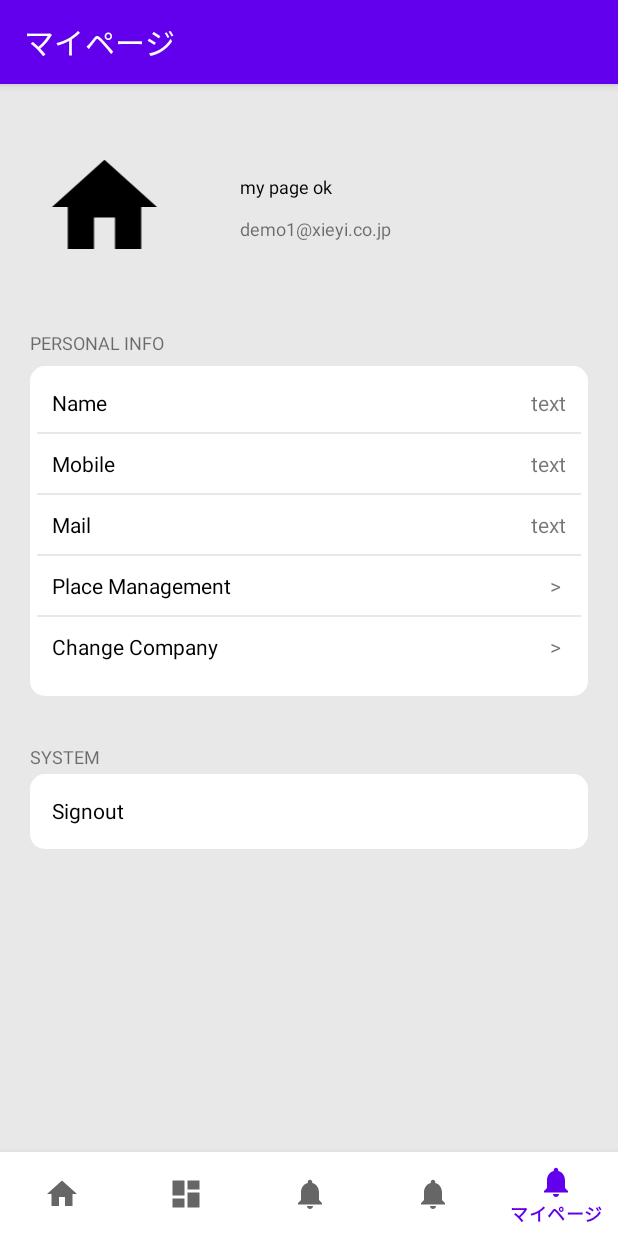
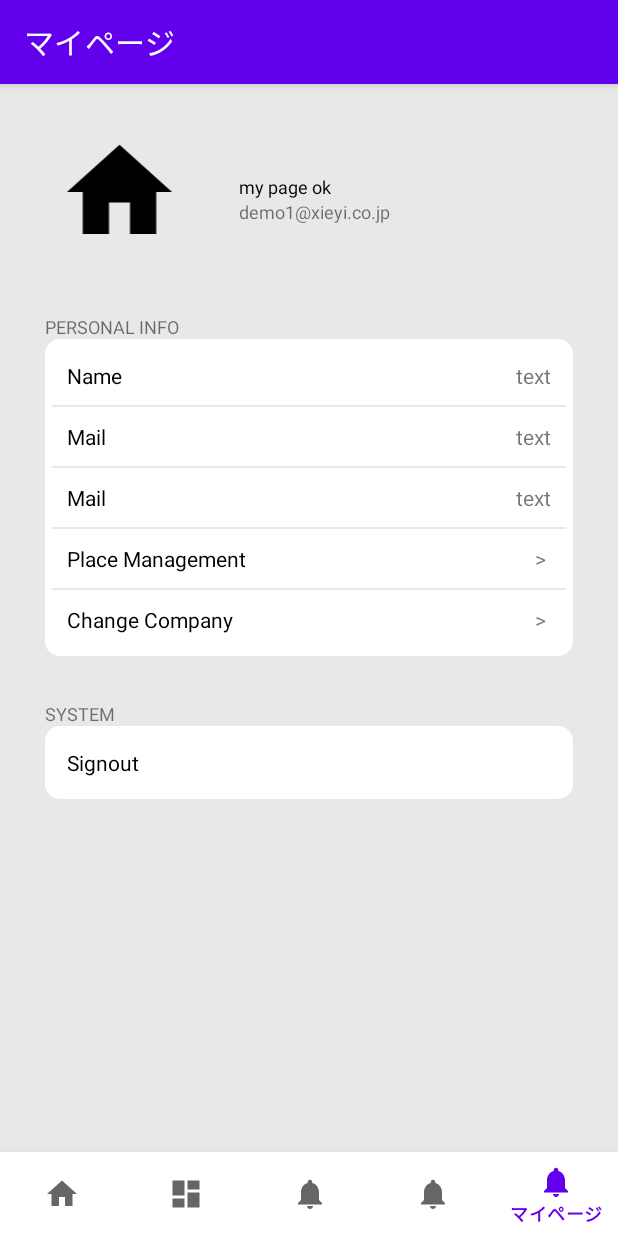
Before and after one commit to chenzhizsqq/CzOffice, an Android app: the MyPageFragment screen opened through its navigation route, on a phone screen of 412 x 824 dp. Run offline under Robolectric (Android 15) with nearby library versions, the phone set to English and light mode, and no system bars; our stand-ins replace navigation-ui.

Commit message:
主画面，第5个次画面 基本設計　80%

```diff
--- a/app/src/main/res/layout/fragment_my_page.xml
+++ b/app/src/main/res/layout/fragment_my_page.xml
@@ -4,80 +4,76 @@
     xmlns:tools="http://schemas.android.com/tools"
     android:layout_width="match_parent"
     android:layout_height="match_parent"
+    android:padding="30dp"
     tools:context=".ui.MyPage.MyPageFragment"
     android:background="#E8E8E8">
 
+    <LinearLayout
+        android:id="@+id/linearLayout"
+        android:layout_width="match_parent"
+        android:layout_height="wrap_content"
+        android:gravity="center|left"
+        android:orientation="vertical"
+        android:selectAllOnFocus="true"
+        app:layout_constraintEnd_toEndOf="parent"
+        app:layout_constraintStart_toStartOf="parent"
+        app:layout_constraintTop_toTopOf="parent">
+
+
+        <LinearLayout
+            android:layout_width="match_parent"
+            android:layout_height="wrap_content"
+            android:gravity="left"
+            android:orientation="horizontal">
 
             <ImageView
                 android:id="@+id/imageView_MyPage_Logo"
                 android:layout_width="99dp"
                 android:layout_height="84dp"
                 app:srcCompat="@drawable/ic_home_black_24dp"
-        android:layout_marginTop="40dp"
-        android:layout_marginStart="20dp"
 
-        app:layout_constraintEnd_toEndOf="parent"
-        app:layout_constraintHorizontal_bias="0.0"
-        app:layout_constraintStart_toStartOf="parent"
-        app:layout_constraintTop_toTopOf="parent"
                 />
 
+            <LinearLayout
+                android:layout_width="match_parent"
+                android:layout_height="wrap_content"
+                android:gravity="left"
+                android:padding="30dp"
+                android:orientation="vertical">
                 <TextView
                     android:id="@+id/user_name"
                     android:layout_width="wrap_content"
                     android:layout_height="wrap_content"
-        android:layout_marginStart="160dp"
-        android:layout_marginTop="60dp"
                     android:textColor="@color/black"
                     android:text="ユーザー　１2"
-        android:textSize="12dp"
-
-        app:layout_constraintEnd_toEndOf="parent"
-        app:layout_constraintHorizontal_bias="0.0"
-        app:layout_constraintStart_toStartOf="parent"
-        app:layout_constraintTop_toTopOf="parent" />
+                    android:textSize="12dp"/>
 
                 <TextView
                     android:id="@+id/user_name_mail"
                     android:layout_width="wrap_content"
                     android:layout_height="wrap_content"
-        android:layout_marginStart="160dp"
-        android:layout_marginTop="88dp"
                     android:text="demo1@xieyi.co.jp"
-        android:textSize="12dp"
+                    android:textSize="12dp"/>
+            </LinearLayout>
 
-        app:layout_constraintEnd_toEndOf="parent"
-        app:layout_constraintHorizontal_bias="0.0"
-        app:layout_constraintStart_toStartOf="parent"
-        app:layout_constraintTop_toTopOf="parent" />
+        </LinearLayout>
 
         <!--    PERSONAL_INFO_title-->
         <TextView
             android:id="@+id/PERSONAL_INFO_title"
             android:layout_width="wrap_content"
             android:layout_height="wrap_content"
-        android:layout_marginStart="20dp"
-        android:layout_marginTop="164dp"
             android:text="PERSONAL INFO"
+            android:paddingTop="30dp"
 
-        android:textSize="12dp"
-        app:layout_constraintEnd_toEndOf="parent"
-        app:layout_constraintHorizontal_bias="0.0"
-        app:layout_constraintStart_toStartOf="parent"
-        app:layout_constraintTop_toTopOf="parent" />
+            android:textSize="12dp"/>
 
         <TableLayout
             android:id="@+id/PERSONAL_INFO"
-        android:layout_width="0dp"
-        android:layout_height="220dp"
-        android:layout_marginStart="20dp"
-        android:layout_marginTop="188dp"
-        android:layout_marginEnd="20dp"
+            android:layout_width="match_parent"
+            android:layout_height="wrap_content"
             android:background="@drawable/ic_round_edge_white"
-        app:layout_constraintEnd_toEndOf="parent"
-        app:layout_constraintHorizontal_bias="0.0"
-        app:layout_constraintStart_toStartOf="parent"
-        app:layout_constraintTop_toTopOf="parent">
+            >
             <TableRow
                 android:layout_width="match_parent"
                 android:layout_height="wrap_content"
@@ -130,7 +126,7 @@
                     android:layout_height="wrap_content"
                     android:layout_weight="1"
                     android:textColor="@color/black"
-                android:text="Mobile"
+                    android:text="Mail"
                     android:gravity="left"
                     android:singleLine="true"/>
 
@@ -276,28 +272,18 @@
             android:id="@+id/SYSTEM_title"
             android:layout_width="wrap_content"
             android:layout_height="wrap_content"
-        android:layout_marginStart="20dp"
-        android:layout_marginTop="440dp"
+            android:paddingTop="30dp"
             android:text="SYSTEM"
 
             android:textSize="12dp"
-        app:layout_constraintEnd_toEndOf="parent"
-        app:layout_constraintHorizontal_bias="0.0"
-        app:layout_constraintStart_toStartOf="parent"
-        app:layout_constraintTop_toTopOf="parent" />
+            />
 
         <TableLayout
             android:id="@+id/SYSTEM_info"
-        android:layout_width="0dp"
-        android:layout_height="50dp"
-        android:layout_marginStart="20dp"
-        android:layout_marginTop="460dp"
-        android:layout_marginEnd="20dp"
+            android:layout_width="match_parent"
+            android:layout_height="wrap_content"
             android:background="@drawable/ic_round_edge_white"
-        app:layout_constraintEnd_toEndOf="parent"
-        app:layout_constraintHorizontal_bias="0.0"
-        app:layout_constraintStart_toStartOf="parent"
-        app:layout_constraintTop_toTopOf="parent">
+            >
             <TableRow
                 android:layout_width="match_parent"
                 android:layout_height="wrap_content"
@@ -318,6 +304,7 @@
 
             </TableRow>
         </TableLayout>
+    </LinearLayout>
 
 
 
```
Lines whose indentation alone changed are shown as unchanged.
